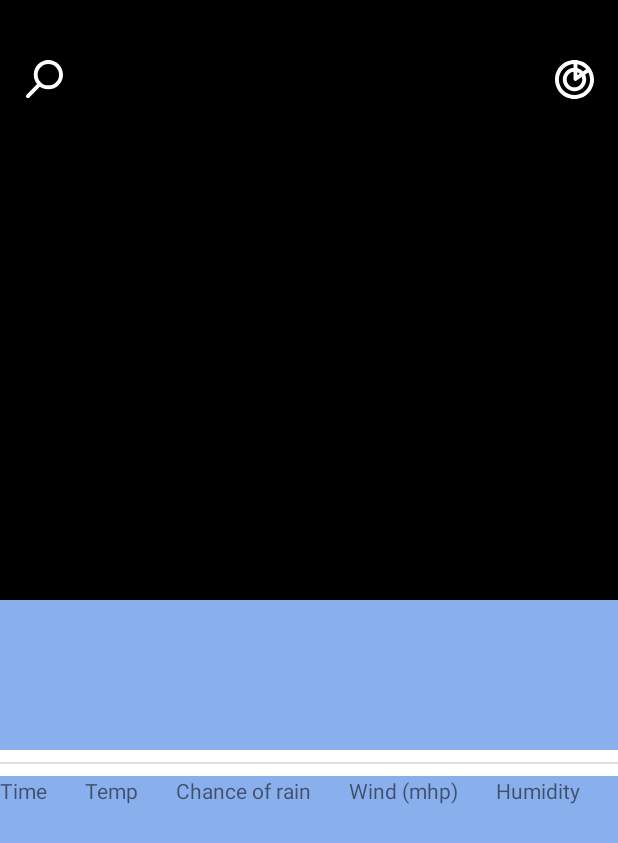
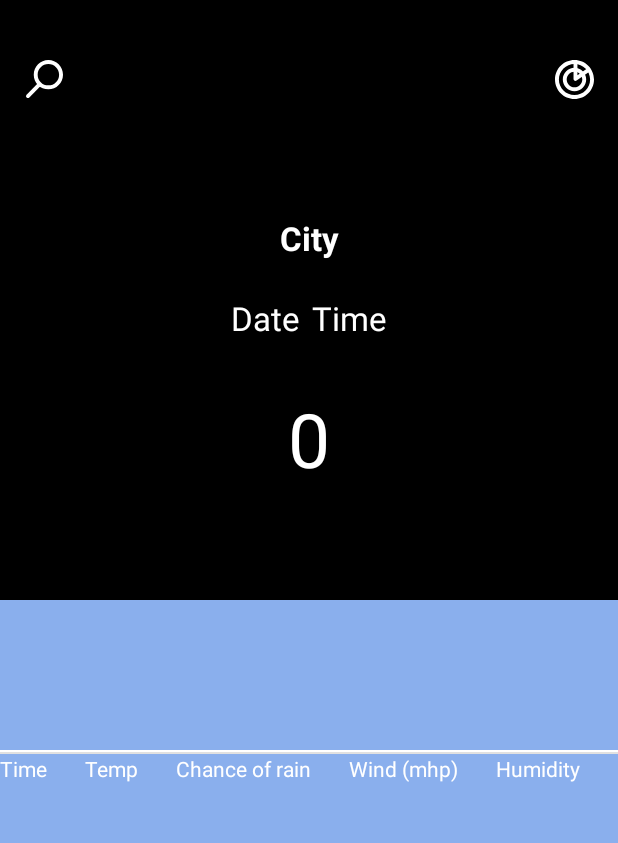
Before and after one commit to kifion/WeatherDemo, an Android app: the screen it shows after launch (HomeActivity), on a phone screen of 412 x 824 dp. Shown: the top 843 px of the screen. Run offline under Robolectric (Android 15) with nearby library versions, the phone set to English and light mode, and no system bars; pictures from the network do not load.

Commit message:
Fourth commit

```diff
--- a/app/src/main/java/com/example/weatherapp/HomeActivity.kt
+++ b/app/src/main/java/com/example/weatherapp/HomeActivity.kt
@@ -77,7 +77,7 @@ class HomeActivity : AppCompatActivity(), DayListAdapter.ClickListener {
         hourlyListAdapter = HourlyListAdapter()
         hourlyListAdapter!!.items = details.days[dayOfWeek].hourlyWeather
         hourly_list.adapter = hourlyListAdapter
-        hourly_list.layoutManager = LinearLayoutManager(this, LinearLayoutManager.HORIZONTAL, false)
+        hourly_list.layoutManager = LinearLayoutManager(this, LinearLayoutManager.VERTICAL, false)
     }
 
     override fun onActivityResult(requestCode: Int, resultCode: Int, data: Intent?) {
--- a/app/src/main/java/com/example/weatherapp/model/CityDetailsModel.kt
+++ b/app/src/main/java/com/example/weatherapp/model/CityDetailsModel.kt
@@ -1,4 +1,6 @@
 package com.example.weatherapp.model
+
+import android.graphics.drawable.Drawable
 
 data class CityDetailsModel(
     var name: String = "",
--- a/app/src/main/java/com/example/weatherapp/model/network/CityDetailsResponseNew.kt
+++ b/app/src/main/java/com/example/weatherapp/model/network/CityDetailsResponseNew.kt
@@ -1,5 +1,6 @@
 package com.example.weatherapp.model.network
 
+import com.example.weatherapp.R
 import com.example.weatherapp.model.CityDetailsModel
 import com.example.weatherapp.model.DayWeather
 import com.example.weatherapp.model.HourlyWeather
--- a/app/src/main/res/layout/activity_main.xml
+++ b/app/src/main/res/layout/activity_main.xml
@@ -48,11 +48,10 @@
             android:id="@+id/hourly_header"
             android:layout_width="match_parent"
             android:layout_height="50dp"
-            android:layout_marginTop="8dp"
+            android:background="@color/blue"
             android:orientation="horizontal"
             app:layout_constraintEnd_toEndOf="parent"
             app:layout_constraintStart_toStartOf="parent"
-            android:background="@color/blue"
             app:layout_constraintTop_toBottomOf="@+id/divider_first">
 
             <TextView
@@ -60,35 +59,40 @@
                 android:layout_width="wrap_content"
                 android:layout_height="wrap_content"
                 android:layout_weight="1"
-                android:text="Time" />
+                android:text="Time"
+                android:textColor="@color/white" />
 
             <TextView
                 android:id="@+id/hourly_header_temp"
                 android:layout_width="wrap_content"
                 android:layout_height="wrap_content"
                 android:layout_weight="1"
-                android:text="Temp" />
+                android:text="Temp"
+                android:textColor="@color/white" />
 
             <TextView
                 android:id="@+id/hourly_header_rain_chance"
                 android:layout_width="wrap_content"
                 android:layout_height="wrap_content"
                 android:layout_weight="1"
-                android:text="Chance of rain" />
+                android:text="Chance of rain"
+                android:textColor="@color/white" />
 
             <TextView
                 android:id="@+id/hourly_header_wind"
                 android:layout_width="wrap_content"
                 android:layout_height="wrap_content"
                 android:layout_weight="1"
-                android:text="Wind (mhp)" />
+                android:text="Wind (mhp)"
+                android:textColor="@color/white" />
 
             <TextView
                 android:id="@+id/hourly_header_humidity"
                 android:layout_width="wrap_content"
                 android:layout_height="wrap_content"
                 android:layout_weight="1"
-                android:text="Humidity" />
+                android:text="Humidity"
+                android:textColor="@color/white" />
         </LinearLayout>
 
         <androidx.recyclerview.widget.RecyclerView
@@ -108,7 +112,7 @@
         <View
             android:id="@+id/divider_first"
             style="@style/Divider"
-            android:layout_marginTop="8dp"
+            android:layout_marginTop="1dp"
             app:layout_constraintEnd_toEndOf="parent"
             app:layout_constraintStart_toStartOf="parent"
             app:layout_constraintTop_toBottomOf="@+id/daily_list" />
@@ -130,6 +134,9 @@
         android:layout_height="wrap_content"
         android:layout_marginTop="144dp"
         android:text="City"
+        android:textColor="@color/white"
+        android:textSize="22sp"
+        android:textStyle="bold"
         app:layout_constraintEnd_toEndOf="parent"
         app:layout_constraintStart_toStartOf="parent"
         app:layout_constraintTop_toTopOf="@+id/city_image" />
@@ -140,6 +147,8 @@
         android:layout_height="wrap_content"
         android:layout_marginTop="24dp"
         android:text="Date"
+        android:textColor="@color/white"
+        android:textSize="22sp"
         app:layout_constraintEnd_toStartOf="@+id/time"
         app:layout_constraintHorizontal_bias="0.5"
         app:layout_constraintStart_toEndOf="@+id/city_image"
@@ -151,7 +160,9 @@
         android:layout_height="wrap_content"
         android:layout_marginStart="8dp"
         android:layout_marginTop="24dp"
+        android:textSize="22sp"
         android:text="Time"
+        android:textColor="@color/white"
         app:layout_constraintEnd_toStartOf="@+id/city_image"
         app:layout_constraintHorizontal_bias="0.5"
         app:layout_constraintStart_toEndOf="@+id/date"
@@ -162,7 +173,9 @@
         android:layout_width="wrap_content"
         android:layout_height="wrap_content"
         android:layout_marginTop="32dp"
+        android:textColor="@color/white"
         android:text="0"
+        android:textSize="50sp"
         app:layout_constraintEnd_toEndOf="parent"
         app:layout_constraintStart_toStartOf="parent"
         app:layout_constraintTop_toBottomOf="@+id/date" />
--- a/app/src/main/res/layout/recycler_view_hourly_item.xml
+++ b/app/src/main/res/layout/recycler_view_hourly_item.xml
@@ -25,6 +25,7 @@
         android:layout_marginStart="8dp"
         android:text="TextView"
         app:layout_constraintBottom_toBottomOf="parent"
+        android:theme="@style/TextViewStyle"
         app:layout_constraintStart_toEndOf="@+id/hourly_image"
         app:layout_constraintTop_toTopOf="parent" />
 
@@ -37,6 +38,7 @@
         android:layout_marginBottom="8dp"
         android:text="TextView"
         app:layout_constraintBottom_toBottomOf="parent"
+        android:theme="@style/TextViewStyle"
         app:layout_constraintStart_toEndOf="@+id/hourly_time"
         app:layout_constraintTop_toTopOf="parent" />
 
@@ -47,6 +49,7 @@
         android:layout_marginStart="8dp"
         android:text="TextView"
         app:layout_constraintBottom_toBottomOf="parent"
+        android:theme="@style/TextViewStyle"
         app:layout_constraintStart_toEndOf="@+id/hourly_temp"
         app:layout_constraintTop_toTopOf="parent" />
 
@@ -57,6 +60,7 @@
         android:layout_marginStart="8dp"
         android:text="TextView"
         app:layout_constraintBottom_toBottomOf="parent"
+        android:theme="@style/TextViewStyle"
         app:layout_constraintStart_toEndOf="@+id/hourly_rain_chance"
         app:layout_constraintTop_toTopOf="parent" />
 
@@ -67,6 +71,7 @@
         android:layout_marginStart="8dp"
         android:layout_marginTop="8dp"
         android:layout_marginBottom="8dp"
+        android:theme="@style/TextViewStyle"
         android:text="TextView"
         app:layout_constraintBottom_toBottomOf="parent"
         app:layout_constraintStart_toEndOf="@+id/hourly_wind"
--- a/app/src/main/res/values/styles.xml
+++ b/app/src/main/res/values/styles.xml
@@ -4,4 +4,8 @@
         <item name="android:layout_height">1dp</item>
         <item name="android:background">?android:attr/listDivider</item>
     </style>
+
+    <style name="TextViewStyle">
+        <item name="android:textColor">@color/white</item>
+    </style>
 </resources>
```
Also changed, not shown: app/src/main/java/com/example/weatherapp/DayListAdapter.kt (+15 -9 lines), app/src/main/java/com/example/weatherapp/HourlyListAdapter.kt (+20 -1 lines), app/src/main/res/layout/recycler_view_day_item.xml (+9 -5 lines).
